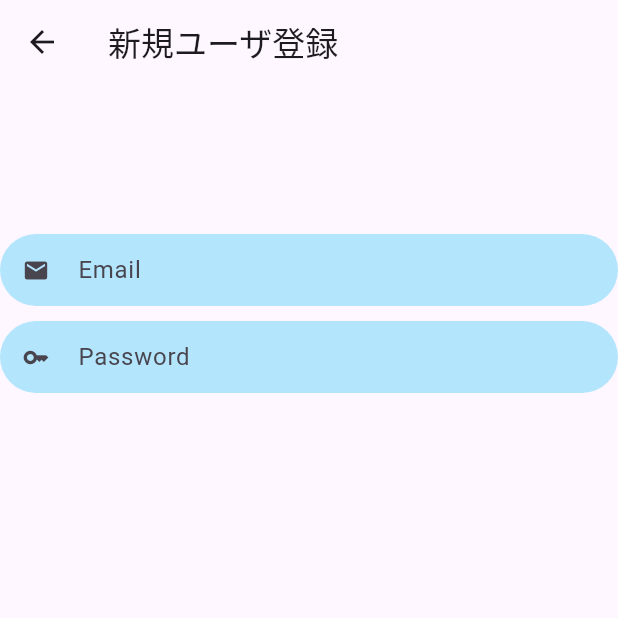
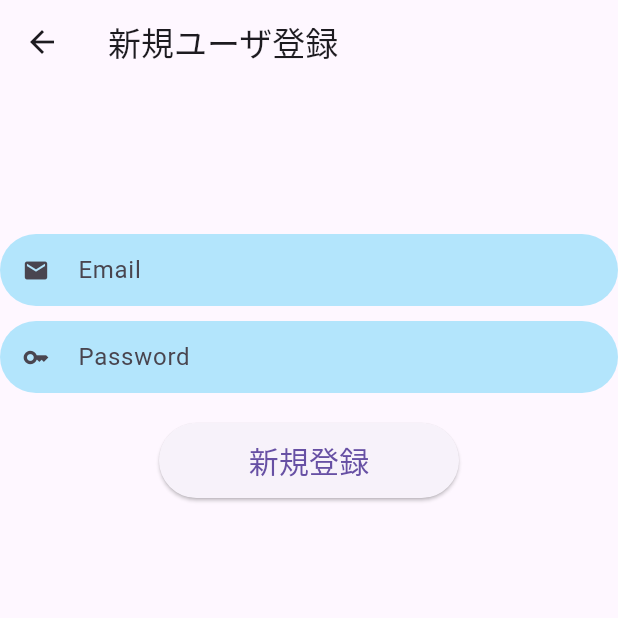
Before and after one commit to bang400/tryChatApp, a Flutter app: the CreateUserPage screen opened directly, on a phone screen of 412 x 824 dp, the top half of it. Run offline on Flutter 3.47's test engine with Material 3 defaults, Android fonts, the phone set to English and light mode, and no system bars; our stand-ins replace firebase_auth, firebase_core, flutter_hooks, flutter_riverpod; accounts and stored records are empty; generated files the repository leaves out were written again; Roboto replaces fonts that are missing (NotoSansJP).

Commit message:
add: 新規ユーザー登録処理を追加

```diff
--- a/lib/model/auth/auth.dart
+++ b/lib/model/auth/auth.dart
@@ -7,7 +7,7 @@ class Auth {
 
   Auth({FirebaseAuth? firebaseAuth}) : _auth = firebaseAuth ?? FirebaseAuth.instance;
 
-  Future<void> signInWithEmail(String email, String password) async {
+  Future<void> registerWithEmail(String email, String password) async {
     try {
       FirebaseAuth.instance
           .createUserWithEmailAndPassword(email: email, password: password);
--- a/lib/pages/auth/create_user_page.dart
+++ b/lib/pages/auth/create_user_page.dart
@@ -1,14 +1,36 @@
 import 'package:flutter/material.dart';
+import 'package:flutter_hooks/flutter_hooks.dart';
 
-class CreateUserPage extends StatelessWidget {
+import '../../model/auth/auth.dart';
+
+class CreateUserPage extends HookWidget {
   const CreateUserPage({super.key});
 
   @override
   Widget build(BuildContext context) {
+    final emailController = useTextEditingController();
+    final passwordController = useTextEditingController();
+
+    final auth = Auth();
+
+    Future<void> registerWithEmail() async {
+      await auth.registerWithEmail(
+        emailController.text,
+        passwordController.text,
+      );
+    }
+
     // Emailフォーム
     final emailTextForm = TextFormField(
       // onUserInteractionはユーザが入力したときにバリデーションを行う
       autovalidateMode: AutovalidateMode.onUserInteraction,
+      controller: emailController,
+      validator: (value) {
+        if (value == null || value.isEmpty) {
+          return 'Emailアドレスを入力してください。';
+        }
+        return null;
+      },
       decoration: InputDecoration(
         hintText: 'Email',
         fillColor: Colors.lightBlue[100],
@@ -20,14 +42,19 @@ class CreateUserPage extends StatelessWidget {
           borderSide: BorderSide.none,
         ),
       ),
-      validator: (value) {},
-      onChanged: (text) {},
     );
 
     // パスワードフォーム
     final passwordTextForm = TextFormField(
       // onUserInteractionはユーザが入力したときにバリデーションを行う
       autovalidateMode: AutovalidateMode.onUserInteraction,
+      controller: passwordController,
+      validator: (value) {
+        if (value == null || value.isEmpty) {
+          return 'Passwordを入力してください。';
+        }
+        return null;
+      },
       decoration: InputDecoration(
         hintText: 'Password',
         fillColor: Colors.lightBlue[100],
@@ -39,8 +66,19 @@ class CreateUserPage extends StatelessWidget {
           borderSide: BorderSide.none,
         ),
       ),
-      validator: (value) {},
-      onChanged: (text) {},
+    );
+
+    // 新規ユーザー登録ボタン
+    final registerButton = ElevatedButton(
+      onPressed: registerWithEmail,
+      style: ElevatedButton.styleFrom(
+          minimumSize: const Size(200, 50),
+          shape:
+              RoundedRectangleBorder(borderRadius: BorderRadius.circular(25))),
+      child: const Text(
+        '新規登録',
+        style: TextStyle(fontSize: 20),
+      ),
     );
 
     return Scaffold(
@@ -56,7 +94,11 @@ class CreateUserPage extends StatelessWidget {
           const SizedBox(
             height: 10,
           ),
-          passwordTextForm
+          passwordTextForm,
+          const SizedBox(
+            height: 20,
+          ),
+          registerButton
         ],
       ),
     );
```
